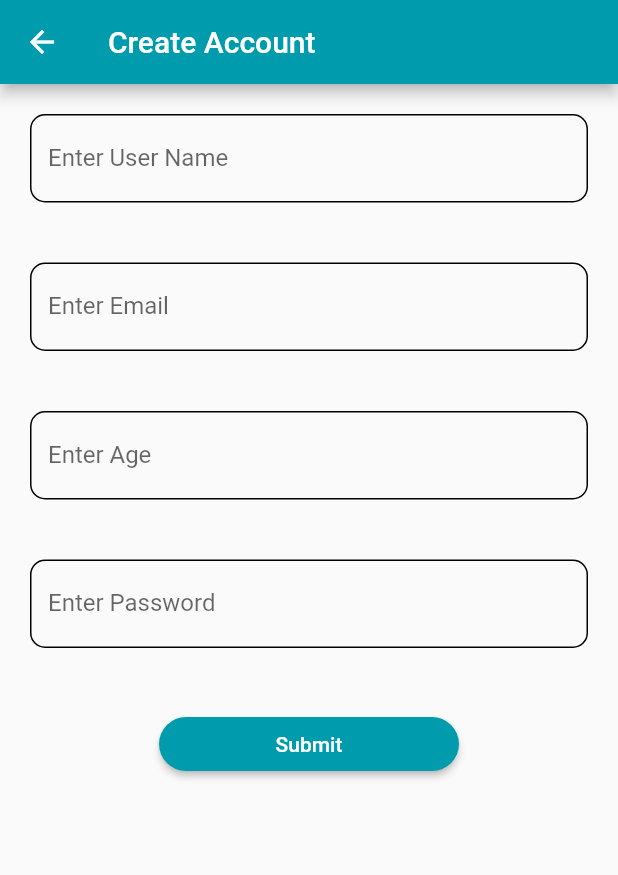
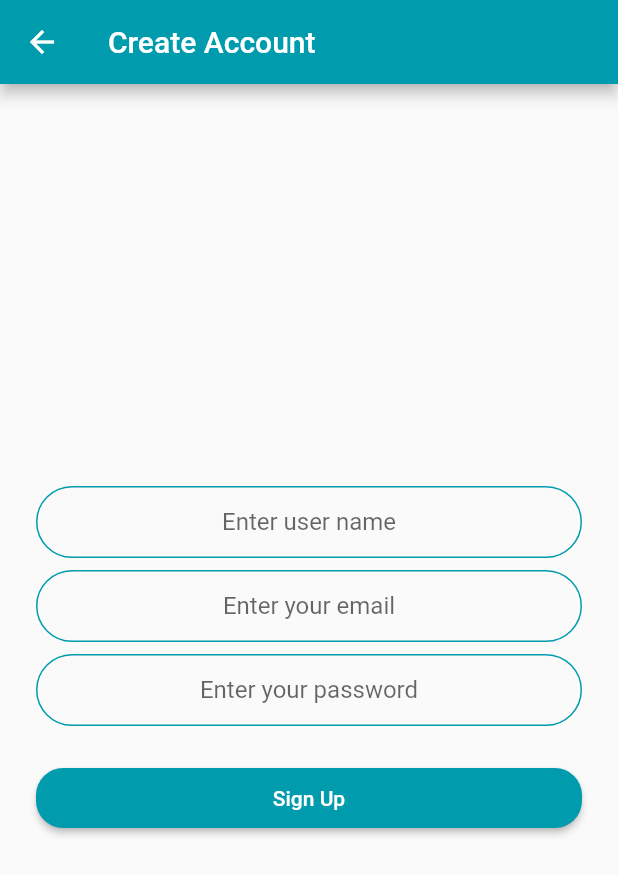
Before and after one commit to insidemordecai/etransact, a Flutter app: the SignUp screen opened by its route, on a phone screen of 412 x 824 dp. Shown: the top 875 px of the screen. Run offline on Flutter 3.47's test engine with Material 2 defaults, Android fonts, the phone set to English and light mode, and no system bars; drawn by our look-alikes of modal_progress_hud_nsn; our stand-ins replace firebase_auth, firebase_core, firebase_database, firebase_storage, fluttertoast; missing offline and left inert: flutter_pdfview; accounts and stored records are empty.

Commit message:
fix: signup page now leads to home

```diff
--- a/lib/constants.dart
+++ b/lib/constants.dart
@@ -5,7 +5,7 @@ RoundedRectangleBorder kRoundedBorder = RoundedRectangleBorder(
   borderRadius: BorderRadius.circular(18.0),
 );
 
-const kFixedSize = const Size(200, 30); //for the buttons
+const kFixedSize = const Size(200, 40); //for the buttons
 
 const kTextFieldDecoration = InputDecoration(
   hintText: '',
--- a/lib/screens/signup.dart
+++ b/lib/screens/signup.dart
@@ -1,6 +1,9 @@
+//large based on implementation of https://github.com/itsmordecai/flash-chat/blob/master/lib/screens/registration_screen.dart
+
 import 'package:firebase_auth/firebase_auth.dart';
 import 'package:firebase_database/firebase_database.dart';
 import 'package:flutter/material.dart';
+import 'package:modal_progress_hud_nsn/modal_progress_hud_nsn.dart';
 
 import 'home.dart';
 import 'package:e_transaction/constants.dart';
@@ -13,35 +16,41 @@ class SignUp extends StatefulWidget {
 }
 
 class _SignUpState extends State<SignUp> {
-  bool isLoading = false;
-  final _formKey = GlobalKey<FormState>();
-  FirebaseAuth firebaseAuth = FirebaseAuth.instance;
+  final _auth = FirebaseAuth.instance;
   DatabaseReference dbRef =
       FirebaseDatabase.instance.reference().child("Users");
-  TextEditingController emailController = TextEditingController();
-  TextEditingController nameController = TextEditingController();
-  TextEditingController passwordController = TextEditingController();
-  TextEditingController ageController = TextEditingController();
+
+  final _formKey = GlobalKey<FormState>();
+
+  bool showSpinner = false;
+
+  late String email;
+  late String password;
+  late String name;
 
   @override
   Widget build(BuildContext context) {
     return Scaffold(
       appBar: AppBar(title: Text("Create Account")),
-        body: Form(
+      body: ModalProgressHUD(
+        inAsyncCall: showSpinner,
+        child: Form(
           key: _formKey,
-            child: SingleChildScrollView(
-                child: Column(children: <Widget>[
-              Padding(
-                padding: EdgeInsets.all(20.0),
-                child: TextFormField(
-                  controller: nameController,
-                  decoration: InputDecoration(
-                    labelText: "Enter User Name",
-                    enabledBorder: OutlineInputBorder(
-                      borderRadius: BorderRadius.circular(10.0),
+          child: Padding(
+            padding: EdgeInsets.symmetric(horizontal: 24.0),
+            child: Column(
+              mainAxisAlignment: MainAxisAlignment.center,
+              crossAxisAlignment: CrossAxisAlignment.stretch,
+              children: [
+                // using TextFormField (instead of TextField) to make use of validate operations
+                TextFormField(
+                  textAlign: TextAlign.center,
+                  onChanged: (value) {
+                    name = value;
+                  },
+                  decoration: kTextFieldDecoration.copyWith(
+                    hintText: 'Enter user name',
                   ),
-                  ),
-                  // The validator receives the text that the user has entered.
                   validator: (value) {
                     if (value!.isEmpty) {
                       return 'Enter User Name';
@@ -49,18 +58,18 @@ class _SignUpState extends State<SignUp> {
                     return null;
                   },
                 ),
+                SizedBox(
+                  height: 8.0,
                 ),
-              Padding(
-                padding: EdgeInsets.all(20.0),
-                child: TextFormField(
-                  controller: emailController,
-                  decoration: InputDecoration(
-                    labelText: "Enter Email",
-                    enabledBorder: OutlineInputBorder(
-                      borderRadius: BorderRadius.circular(10.0),
+                TextFormField(
+                  keyboardType: TextInputType.emailAddress,
+                  textAlign: TextAlign.center,
+                  onChanged: (value) {
+                    email = value;
+                  },
+                  decoration: kTextFieldDecoration.copyWith(
+                    hintText: 'Enter your email',
                   ),
-                  ),
-                  // The validator receives the text that the user has entered.
                   validator: (value) {
                     if (value!.isEmpty) {
                       return 'Enter an Email Address';
@@ -70,38 +79,18 @@ class _SignUpState extends State<SignUp> {
                     return null;
                   },
                 ),
+                SizedBox(
+                  height: 8.0,
                 ),
-              Padding(
-                padding: EdgeInsets.all(20.0),
-                child: TextFormField(
-                  controller: ageController,
-                  decoration: InputDecoration(
-                    labelText: "Enter Age",
-                    enabledBorder: OutlineInputBorder(
-                      borderRadius: BorderRadius.circular(10.0),
+                TextFormField(
+                  obscureText: true,
+                  textAlign: TextAlign.center,
+                  onChanged: (value) {
+                    password = value;
+                  },
+                  decoration: kTextFieldDecoration.copyWith(
+                    hintText: 'Enter your password',
                   ),
-                  ),
-                  // The validator receives the text that the user has entered.
-                  validator: (value) {
-                    if (value!.isEmpty) {
-                      return 'Enter Age';
-                    }
-                    return null;
-                  },
-                ),
-              ),
-              Padding(
-                padding: EdgeInsets.all(20.0),
-                child: TextFormField(
-                  obscureText: true,
-                  controller: passwordController,
-                  decoration: InputDecoration(
-                    labelText: "Enter Password",
-                    enabledBorder: OutlineInputBorder(
-                      borderRadius: BorderRadius.circular(10.0),
-                    ),
-                  ),
-                  // The validator receives the text that the user has entered.
                   validator: (value) {
                     if (value!.isEmpty) {
                       return 'Enter Password';
@@ -111,73 +100,47 @@ class _SignUpState extends State<SignUp> {
                     return null;
                   },
                 ),
+                SizedBox(
+                  height: 24.0,
                 ),
-              Padding(
-                padding: EdgeInsets.all(20.0),
-                child: isLoading
-                    ? CircularProgressIndicator()
-                    : ElevatedButton(
+                ElevatedButton(
                   style: ElevatedButton.styleFrom(
                     shape: kRoundedBorder,
                     fixedSize: kFixedSize,
                   ),
-                        onPressed: () {
+                  onPressed: () async {
                     if (_formKey.currentState!.validate()) {
                       setState(() {
-                              isLoading = true;
+                        showSpinner = true;
                       });
-                            registerToFb();
+
+                      try {
+                        await _auth
+                            .createUserWithEmailAndPassword(
+                                email: email, password: password)
+                            .then((result) {
+                          dbRef.child(result.user!.uid).set({
+                            "email": email,
+                            "name": name,
+                          });
+                        });
+                        Navigator.pushNamed(context, Home.id);
+
+                        setState(() {
+                          showSpinner = false;
+                        });
+                      } catch (e) {
+                        print(e);
+                      }
                     }
                   },
-                        child: Text('Submit'),
+                  child: Text('Sign Up'),
                 ),
-              )
-            ]))));
-  }
-
-  void registerToFb() {
-    firebaseAuth
-        .createUserWithEmailAndPassword(
-            email: emailController.text, password: passwordController.text)
-        .then((result) {
-      dbRef.child(result.user!.uid).set({
-        "email": emailController.text,
-        "age": ageController.text,
-        "name": nameController.text
-      }).then((res) {
-        isLoading = false;
-        Navigator.pushReplacement(
-          context,
-          // MaterialPageRoute(builder: (context) => Home(uid: result.user!.uid)),
-          MaterialPageRoute(builder: (context) => Home()),
+              ],
+            ),
+          ),
+        ),
+      ),
     );
-      });
-    }).catchError((err) {
-      showDialog(
-          context: context,
-          builder: (BuildContext context) {
-            return AlertDialog(
-              title: Text("Error"),
-              content: Text(err.message),
-              actions: [
-                TextButton(
-                  child: Text("Ok"),
-                  onPressed: () {
-                    Navigator.of(context).pop();
-                  },
-                )
-              ],
-            );
-          });
-    });
-  }
-
-  @override
-  void dispose() {
-    super.dispose();
-    nameController.dispose();
-    emailController.dispose();
-    passwordController.dispose();
-    ageController.dispose();
   }
 }
```
Lines whose indentation alone changed are shown as unchanged.
